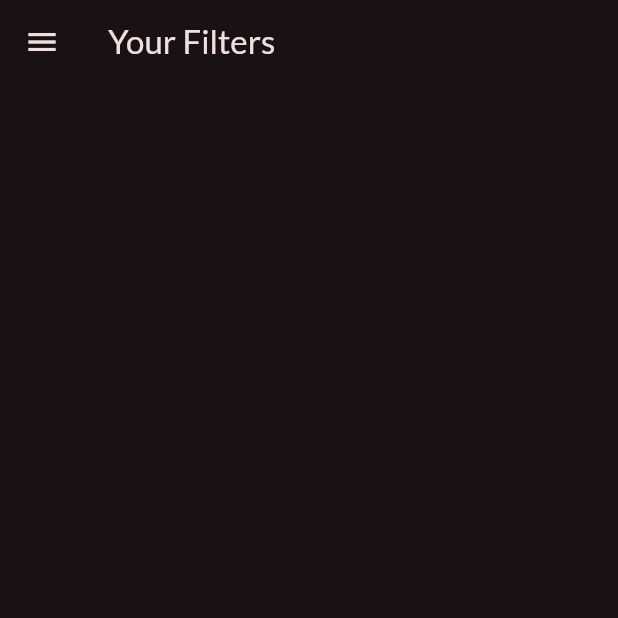
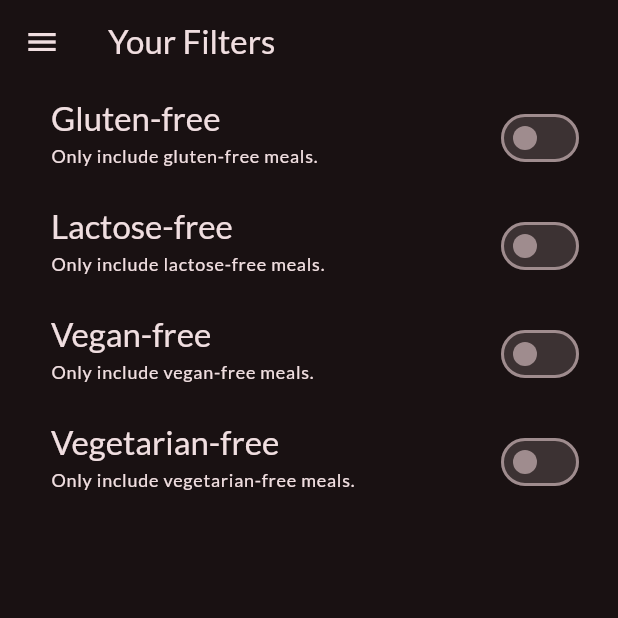
Before and after one commit to AbdelrhmanAmer/meal_flutter_app, a Flutter app: the FiltersScreen screen opened directly, on a phone screen of 412 x 824 dp, the top half of it. Run offline on Flutter 3.47's test engine with Material 3 defaults, Android fonts, the phone set to English and light mode, and no system bars; our stand-ins replace google_fonts, transparent_image.

Commit message:
Set Filters

```diff
--- a/meal_app/lib/screens/filter_screen.dart
+++ b/meal_app/lib/screens/filter_screen.dart
@@ -10,14 +10,48 @@ class FiltersScreen extends StatefulWidget {
 }
 
 class _FiltersScreenState extends State<FiltersScreen> {
+  bool _glutenFreeFilter = false;
+  bool _lactoseFreeFilter = false;
+  bool _veganFreeFilter = false;
+  bool _vegetarianFreeFilter = false;
+
   @override
   Widget build(BuildContext context) {
     return Scaffold(
       appBar: AppBar(
         title: const Text("Your Filters"),
       ),
-      body: const Column(
-        children: [],
+      body: Column(
+        children: [
+          content(
+              context,
+              'Gluten-free',
+              'Only include gluten-free meals.',
+              _glutenFreeFilter,
+                  (bool value){ setState(()=> _glutenFreeFilter=value ); }
+          ),
+          content(
+              context,
+              'Lactose-free',
+              'Only include lactose-free meals.',
+              _lactoseFreeFilter,
+                  (bool value){ setState(()=> _lactoseFreeFilter=value); }
+          ),
+          content(
+              context,
+              'Vegan-free',
+              'Only include vegan-free meals.',
+              _veganFreeFilter,
+                  (bool value){ setState(()=> _veganFreeFilter=value); }
+          ),
+          content(
+              context,
+              'Vegetarian-free',
+              'Only include vegetarian-free meals.',
+              _vegetarianFreeFilter,
+                  (bool value){ setState(()=> _vegetarianFreeFilter=value); }
+          ),
+        ],
       ),
       drawer: MainDrawer(onSelectScreen: (identifier){
         if(identifier == "meals"){
@@ -33,4 +67,30 @@ class _FiltersScreenState extends State<FiltersScreen> {
       ),
     );
   }
+  SwitchListTile content(
+      BuildContext context,
+      String title,
+      String subTitle,
+      bool filter,
+      Function(bool newValue) onChanged
+      ){
+    return SwitchListTile(
+      value: filter,
+      onChanged: onChanged,
+      title: Text(
+        title,
+        style: Theme.of(context).textTheme.titleLarge!.copyWith(
+          color: Theme.of(context).colorScheme.onBackground,
+        ),
+      ),
+      subtitle:  Text(
+        subTitle,
+        style: Theme.of(context).textTheme.labelMedium!.copyWith(
+          color: Theme.of(context).colorScheme.onBackground,
+        ),
+      ),
+      activeColor: Theme.of(context).colorScheme.tertiary,
+      contentPadding: const EdgeInsets.only(left: 34, right: 22),
+    );
+  }
 }
```
